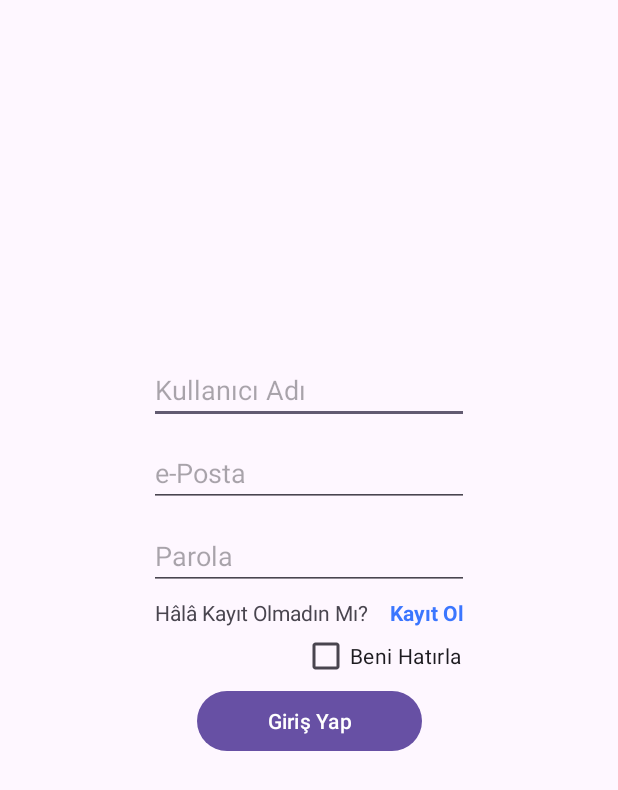
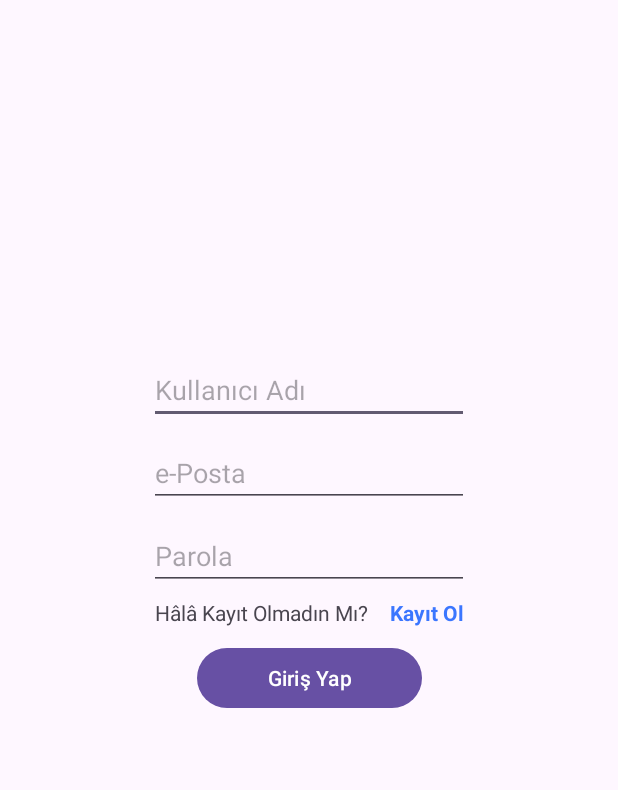
Before and after one commit to FurkanUTAR/icimdekilerMobilApp, an Android app: the screen it shows after launch (MainActivity), on a phone screen of 412 x 824 dp. Shown: the top 790 px of the screen. Run offline under Robolectric (Android 15) with nearby library versions, the phone set to English and light mode, and no system bars; our stand-ins replace Firebase (no records; nobody signed in at launch, a user with empty details on screens opened directly).

Commit message:
Düzenlemeler Yapıldı

```diff
--- a/app/src/main/java/com/example/icimdekiler/adminAnaSayfaFragment.kt
+++ b/app/src/main/java/com/example/icimdekiler/adminAnaSayfaFragment.kt
@@ -40,7 +40,6 @@ class adminAnaSayfaFragment : Fragment() {
 
     override fun onViewCreated(view: View, savedInstanceState: Bundle?) {
         super.onViewCreated(view, savedInstanceState)
-
         val popupMenu = PopupMenu(requireContext(), binding.popupMenu)
         popupMenu.menuInflater.inflate(R.menu.menu_fab, popupMenu.menu)
 
--- a/app/src/main/res/layout/fragment_admin_ana_sayfa.xml
+++ b/app/src/main/res/layout/fragment_admin_ana_sayfa.xml
@@ -23,8 +23,9 @@
         android:layout_width="wrap_content"
         android:layout_height="wrap_content"
         android:layout_marginTop="10dp"
-        android:layout_marginEnd="16dp"
+        android:layout_marginEnd="10dp"
         android:clickable="true"
+        android:onClick="kayit"
         android:src="@drawable/menu"
         app:layout_constraintEnd_toEndOf="parent"
         app:layout_constraintTop_toTopOf="parent" />
--- a/app/src/main/res/layout/fragment_giris_yap.xml
+++ b/app/src/main/res/layout/fragment_giris_yap.xml
@@ -23,11 +23,11 @@
         android:id="@+id/girisYapButton"
         android:layout_width="150dp"
         android:layout_height="wrap_content"
-        android:layout_marginTop="5dp"
+        android:layout_marginTop="10dp"
         android:text="@string/girisYap"
         app:layout_constraintEnd_toEndOf="parent"
         app:layout_constraintStart_toStartOf="parent"
-        app:layout_constraintTop_toBottomOf="@+id/beniHatirlaCheckBox" />
+        app:layout_constraintTop_toBottomOf="@+id/textView" />
 
     <EditText
         android:id="@+id/parolaText"
@@ -72,13 +72,4 @@
         app:layout_constraintBottom_toBottomOf="@+id/textView"
         app:layout_constraintEnd_toEndOf="@+id/parolaText" />
 
-    <CheckBox
-        android:id="@+id/beniHatirlaCheckBox"
-        android:layout_width="111dp"
-        android:layout_height="28dp"
-        android:layout_marginTop="5dp"
-        android:text="@string/beniHatirla"
-        app:layout_constraintEnd_toEndOf="@+id/parolaText"
-        app:layout_constraintTop_toBottomOf="@+id/textView" />
-
 </androidx.constraintlayout.widget.ConstraintLayout>
--- a/gradle/libs.versions.toml
+++ b/gradle/libs.versions.toml
@@ -1,5 +1,5 @@
 [versions]
-agp = "8.8.0"
+agp = "8.8.1"
 kotlin = "1.9.24"
 coreKtx = "1.15.0"
 junit = "4.13.2"
```
